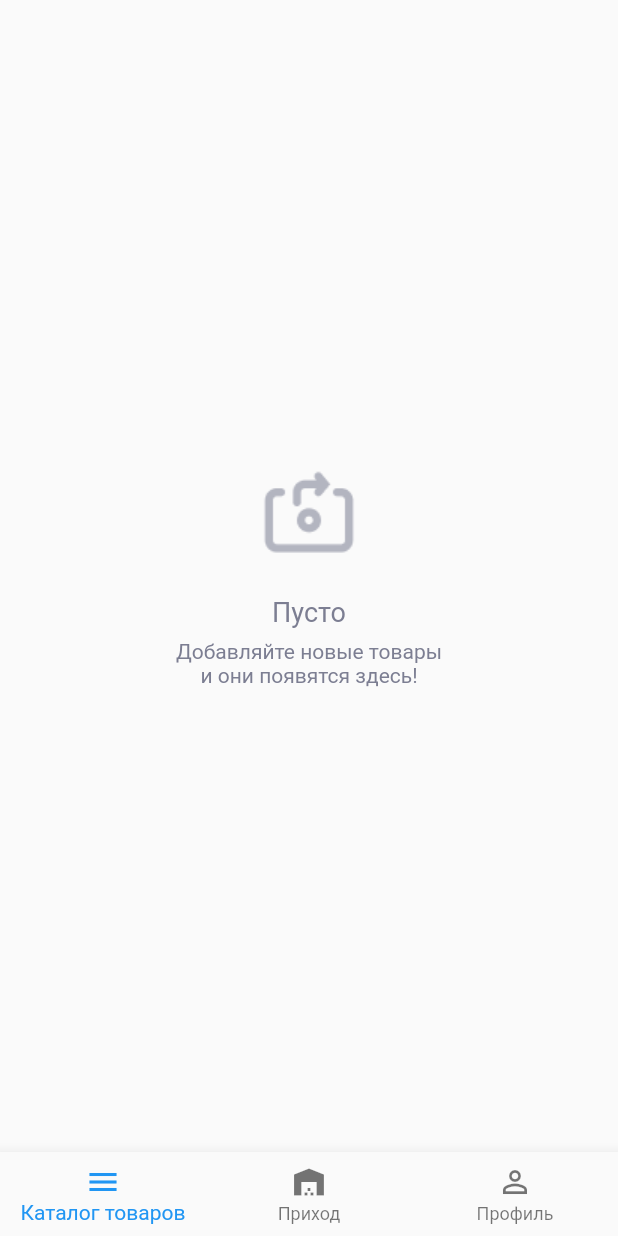
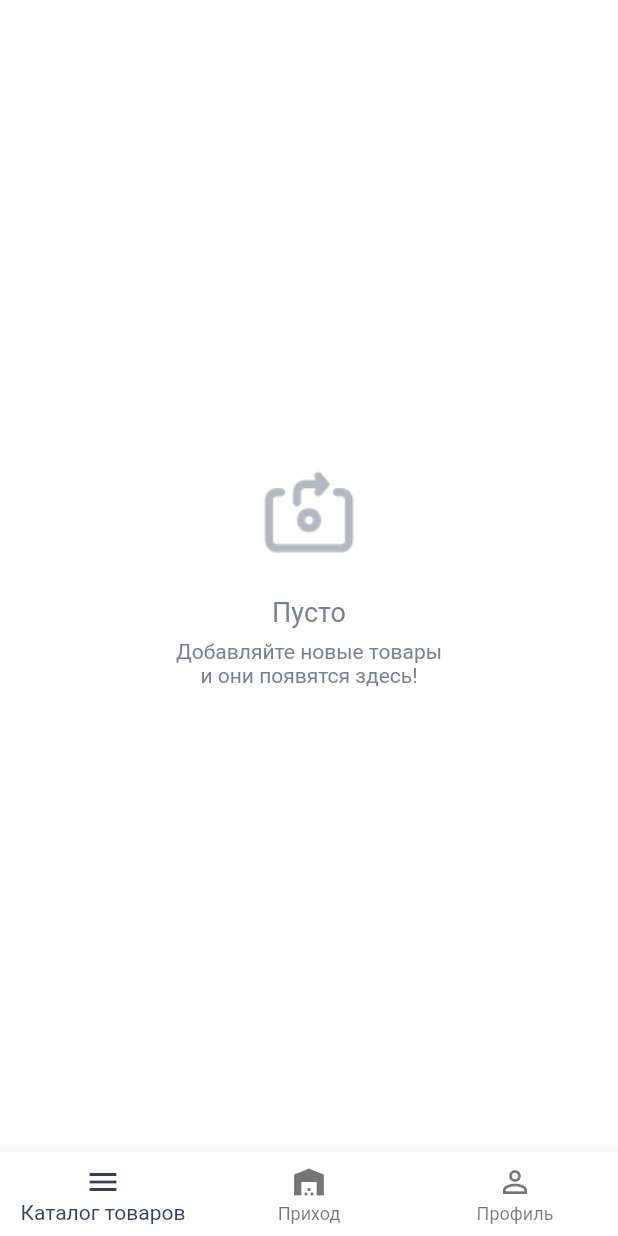
Before and after one commit to GeorgeOblomov/wb_warehouse, a Flutter app: the screen it shows after launch, on a phone screen of 412 x 824 dp. Run offline on Flutter 3.47's test engine with Material 2 defaults, Android fonts, the phone set to English and light mode, and no system bars; our stand-ins replace auto_route.

Commit message:
wb-warehouse-6: make theme core and integrate dart code metrics

```diff
--- a/analysis_options.yaml
+++ b/analysis_options.yaml
@@ -1,4 +1,8 @@
 include: package:flutter_lints/flutter.yaml
+
+analyzer:
+  plugins:
+    - dart_code_metrics
 
 dart_code_metrics:
   metrics:
@@ -14,6 +18,25 @@ dart_code_metrics:
     - prefer-trailing-comma
     - prefer-conditional-expressions
     - no-equal-then-else
+    - avoid-unnecessary-setstate
+    - arguments-ordering
+    - avoid-unnecessary-conditionals
+    - prefer-trailing-comma
+    - newline-before-return
+    - member-ordering:
+        order:
+          - public-fields
+          - private-fields
+          - constructors
+          - close-method
+          - dispose-method
+        widgets-order:
+          - constructor
+          - build-method
+          - init-state-method
+          - did-change-dependencies-method
+          - did-update-widget-method
+          - dispose-method
   anti-patterns:
     - long-method
     - long-parameter-list
--- a/lib/app/app.dart
+++ b/lib/app/app.dart
@@ -2,6 +2,7 @@ import 'package:flutter/material.dart';
 import 'package:provider/provider.dart';
 import 'package:wb_warehouse/router/app_router.dart';
 import 'package:wb_warehouse/utils/themes/theme_provider.dart';
+import 'package:wb_warehouse/utils/themes/wb_theme_data.dart';
 
 class App extends StatelessWidget {
   final _appRouter = AppRouter();
@@ -12,17 +13,17 @@ class App extends StatelessWidget {
   Widget build(BuildContext context) {
     return MultiProvider(
       providers: [
-        // (grischenkov): Lately here going to be some providers which will be injected for entire app
         Provider<ThemeProvider>(create: (_) => ThemeProvider()),
       ],
       // (egrischenkov): Lately it will be used as repositories provider.
       // I use it because I need access to "DataManager", which will be injected through the MultiProvider
-      child: Consumer(
-        builder: (_, __, ___) {
+      child: Consumer<ThemeProvider>(
+        builder: (_, themeProvider, ___) {
           return MaterialApp.router(
+            routeInformationParser: _appRouter.defaultRouteParser(),
             routerDelegate: _appRouter.delegate(),
-            routeInformationParser: _appRouter.defaultRouteParser(),
             title: 'WB Warehouse',
+            theme: themeProvider.isLightTheme ? WbThemeData.lightTheme : WbThemeData.darkTheme,
           );
         },
       ),
--- a/lib/app/home_page.dart
+++ b/lib/app/home_page.dart
@@ -20,26 +20,18 @@ class _HomeState extends State<HomePage> with TickerProviderStateMixin {
       ],
       builder: (context, child, controller) {
         final tabsRouter = context.tabsRouter;
+
         return Scaffold(
+          body: child,
           bottomNavigationBar: BottomNavigationBar(
+            items: const [
+              BottomNavigationBarItem(icon: Icon(Icons.menu), label: 'Каталог товаров'),
+              BottomNavigationBarItem(icon: Icon(Icons.warehouse), label: 'Приход'),
+              BottomNavigationBarItem(icon: Icon(Icons.person_outline), label: 'Профиль'),
+            ],
+            onTap: tabsRouter.setActiveIndex,
             currentIndex: tabsRouter.activeIndex,
-            onTap: tabsRouter.setActiveIndex,
-            items: const [
-              BottomNavigationBarItem(
-                icon: Icon(Icons.menu),
-                label: 'Каталог товаров',
-              ),
-              BottomNavigationBarItem(
-                icon: Icon(Icons.warehouse),
-                label: 'Приход',
-              ),
-              BottomNavigationBarItem(
-                icon: Icon(Icons.person_outline),
-                label: 'Профиль',
-              ),
-            ],
           ),
-          body: child,
         );
       },
     );
--- a/lib/features/goods_catalog/goods_catalog_page.dart
+++ b/lib/features/goods_catalog/goods_catalog_page.dart
@@ -1,4 +1,7 @@
 import 'package:flutter/material.dart';
+import 'package:provider/provider.dart';
+import 'package:wb_warehouse/utils/assets.dart';
+import 'package:wb_warehouse/utils/themes/theme_provider.dart';
 
 class GoodsCatalogPage extends StatelessWidget {
   const GoodsCatalogPage({super.key});
@@ -16,26 +19,19 @@ class _EmptyWidget extends StatelessWidget {
 
   @override
   Widget build(BuildContext context) {
+    final theme = context.read<ThemeProvider>().appTheme;
+
     return Column(
+      mainAxisAlignment: MainAxisAlignment.center,
       crossAxisAlignment: CrossAxisAlignment.center,
-      mainAxisAlignment: MainAxisAlignment.center,
       children: [
-        Image.asset('assets/icons/empty_list_placeholder.png'),
+        Image.asset(Assets.emptyListPlaceholder),
         const SizedBox(height: 24),
-        const Text(
-          'Пусто',
-          style: TextStyle(
-            color: Color(0xFF7C7E92),
-            fontSize: 18,
-          ),
-        ),
+        Text('Пусто', style: theme.emptyWidgetTitleStyle),
         const SizedBox(height: 8),
-        const Text(
+        Text(
           'Добавляйте новые товары\nи они появятся здесь!',
-          style: TextStyle(
-            color: Color(0xFF7C7E92),
-            fontSize: 14,
-          ),
+          style: theme.emptyWidgetSubtitleStyle,
           textAlign: TextAlign.center,
         ),
       ],
--- a/lib/router/app_router.dart
+++ b/lib/router/app_router.dart
@@ -9,13 +9,13 @@ part 'app_router.gr.dart';
   replaceInRouteName: 'Page,Route',
   routes: <AutoRoute>[
     AutoRoute(
+      page: HomePage,
       initial: true,
-      page: HomePage,
       children: [
-        AutoRoute(path: 'first', page: GoodsCatalogPage),
-        AutoRoute(path: 'first', page: GoodsCatalogPage),
-        AutoRoute(path: 'first', page: GoodsCatalogPage),
-        RedirectRoute(path: '', redirectTo: 'first')
+        AutoRoute(page: GoodsCatalogPage, path: 'first'),
+        AutoRoute(page: GoodsCatalogPage, path: 'first'),
+        AutoRoute(page: GoodsCatalogPage, path: 'first'),
+        RedirectRoute(path: '', redirectTo: 'first'),
       ],
     ),
   ],
--- /dev/null
+++ b/lib/utils/assets.dart
@@ -0,0 +1,6 @@
+// ignore_for_file: member-ordering
+class Assets {
+  static const _icons = 'assets/icons';
+
+  static const emptyListPlaceholder = '$_icons/empty_list_placeholder.png';
+}
--- /dev/null
+++ b/lib/utils/themes/app_theme/base_theme.dart
@@ -0,0 +1,7 @@
+import 'package:flutter/material.dart';
+
+abstract class BaseTheme {
+  /// Empty widget.
+  abstract final TextStyle emptyWidgetTitleStyle;
+  abstract final TextStyle emptyWidgetSubtitleStyle;
+}
--- /dev/null
+++ b/lib/utils/themes/app_theme/dark_theme.dart
@@ -0,0 +1,12 @@
+import 'package:flutter/material.dart';
+import 'package:wb_warehouse/utils/themes/app_theme/base_theme.dart';
+import 'package:wb_warehouse/utils/themes/text_styles.dart';
+
+class DarkTheme extends BaseTheme {
+  /// Empty widget.
+  @override
+  TextStyle get emptyWidgetTitleStyle => TextStyles.base18Grey;
+
+  @override
+  TextStyle get emptyWidgetSubtitleStyle => TextStyles.base14Grey;
+}
--- /dev/null
+++ b/lib/utils/themes/app_theme/light_theme.dart
@@ -0,0 +1,12 @@
+import 'package:flutter/material.dart';
+import 'package:wb_warehouse/utils/themes/app_theme/base_theme.dart';
+import 'package:wb_warehouse/utils/themes/text_styles.dart';
+
+class LightTheme extends BaseTheme {
+  /// Empty widget.
+  @override
+  TextStyle get emptyWidgetTitleStyle => TextStyles.base18Grey;
+
+  @override
+  TextStyle get emptyWidgetSubtitleStyle => TextStyles.base14Grey;
+}
--- /dev/null
+++ b/lib/utils/themes/text_styles.dart
@@ -0,0 +1,12 @@
+import 'package:flutter/material.dart';
+
+// ignore_for_file: member-ordering
+class TextStyles {
+  static const _baseBlackTextStyle = TextStyle(color: Color(0xFF111E29));
+  static const _baseWhiteTextStyle = TextStyle(color: Colors.white);
+
+  static final base14Black = _baseBlackTextStyle.copyWith(fontSize: 14);
+  static final base14White = _baseWhiteTextStyle.copyWith(fontSize: 14);
+  static final base14Grey = base14Black.copyWith(color: const Color(0xFF7C7E92));
+  static final base18Grey = base14Grey.copyWith(fontSize: 18);
+}
--- a/lib/utils/themes/theme_provider.dart
+++ b/lib/utils/themes/theme_provider.dart
@@ -1,3 +1,16 @@
 import 'package:flutter/material.dart';
+import 'package:wb_warehouse/utils/themes/app_theme/base_theme.dart';
+import 'package:wb_warehouse/utils/themes/app_theme/dark_theme.dart';
+import 'package:wb_warehouse/utils/themes/app_theme/light_theme.dart';
 
-class ThemeProvider extends ChangeNotifier {}
+class ThemeProvider extends ChangeNotifier {
+  bool _isLight = true;
+
+  BaseTheme get appTheme => _isLight ? LightTheme() : DarkTheme();
+
+  void setTheme({required bool isLight}) {
+    _isLight = isLight;
+  }
+
+  bool get isLightTheme => _isLight;
+}
--- /dev/null
+++ b/lib/utils/themes/wb_theme_data.dart
@@ -0,0 +1,64 @@
+import 'package:flutter/material.dart';
+
+class WbThemeData {
+  static final lightTheme = ThemeData(
+    colorScheme: const ColorScheme.light(background: Colors.white),
+    primaryColor: Colors.white,
+    scaffoldBackgroundColor: Colors.white,
+    appBarTheme: const AppBarTheme(backgroundColor: Colors.white),
+    bottomNavigationBarTheme: const BottomNavigationBarThemeData(
+      backgroundColor: Colors.white,
+      selectedIconTheme: IconThemeData(color: Color(0xFF3B3E5B)),
+      selectedItemColor: Color(0xFF3B3E5B),
+    ),
+    buttonTheme: const ButtonThemeData(buttonColor: Color(0xFF4CAF50)),
+    sliderTheme: SliderThemeData(
+      trackHeight: 2,
+      activeTrackColor: const Color(0xFF7C7E92),
+      inactiveTrackColor: const Color(0xFF7C7E92),
+      thumbColor: Colors.white,
+      overlayShape: SliderComponentShape.noOverlay,
+      rangeThumbShape: const RoundRangeSliderThumbShape(enabledThumbRadius: 8, elevation: 5),
+    ),
+    tabBarTheme: TabBarTheme(
+      indicator: BoxDecoration(
+        color: const Color(0xFF3B3E5B),
+        borderRadius: BorderRadius.circular(40),
+      ),
+      labelColor: Colors.white,
+      unselectedLabelColor: const Color(0xFF7C7E92),
+    ),
+  );
+
+  static final darkTheme = ThemeData(
+    colorScheme: const ColorScheme.dark(background: Color(0xFF2E2E2E)),
+    primaryColor: const Color(0xFF2E2E2E),
+    scaffoldBackgroundColor: const Color(0xFF2E2E2E),
+    appBarTheme: const AppBarTheme(backgroundColor: Color(0xFF2E2E2E)),
+    bottomNavigationBarTheme: const BottomNavigationBarThemeData(
+      backgroundColor: Color(0xFF2E2E2E),
+      selectedIconTheme: IconThemeData(color: Colors.white),
+      selectedItemColor: Colors.white,
+    ),
+    buttonTheme: const ButtonThemeData(buttonColor: Color(0xFF6ADA6F)),
+    sliderTheme: SliderThemeData(
+      trackHeight: 2,
+      activeTrackColor: const Color(0xFF4CAF50),
+      inactiveTrackColor: const Color(0xFF7C7E92),
+      thumbColor: Colors.white,
+      overlayShape: SliderComponentShape.noOverlay,
+      rangeThumbShape: const RoundRangeSliderThumbShape(
+        enabledThumbRadius: 8,
+        elevation: 5,
+      ),
+    ),
+    tabBarTheme: TabBarTheme(
+      indicator: BoxDecoration(
+        color: const Color(0xFF3B3E5B),
+        borderRadius: BorderRadius.circular(40),
+      ),
+      labelColor: Colors.white,
+      unselectedLabelColor: const Color(0xFF3B3E5B),
+    ),
+  );
+}
```
